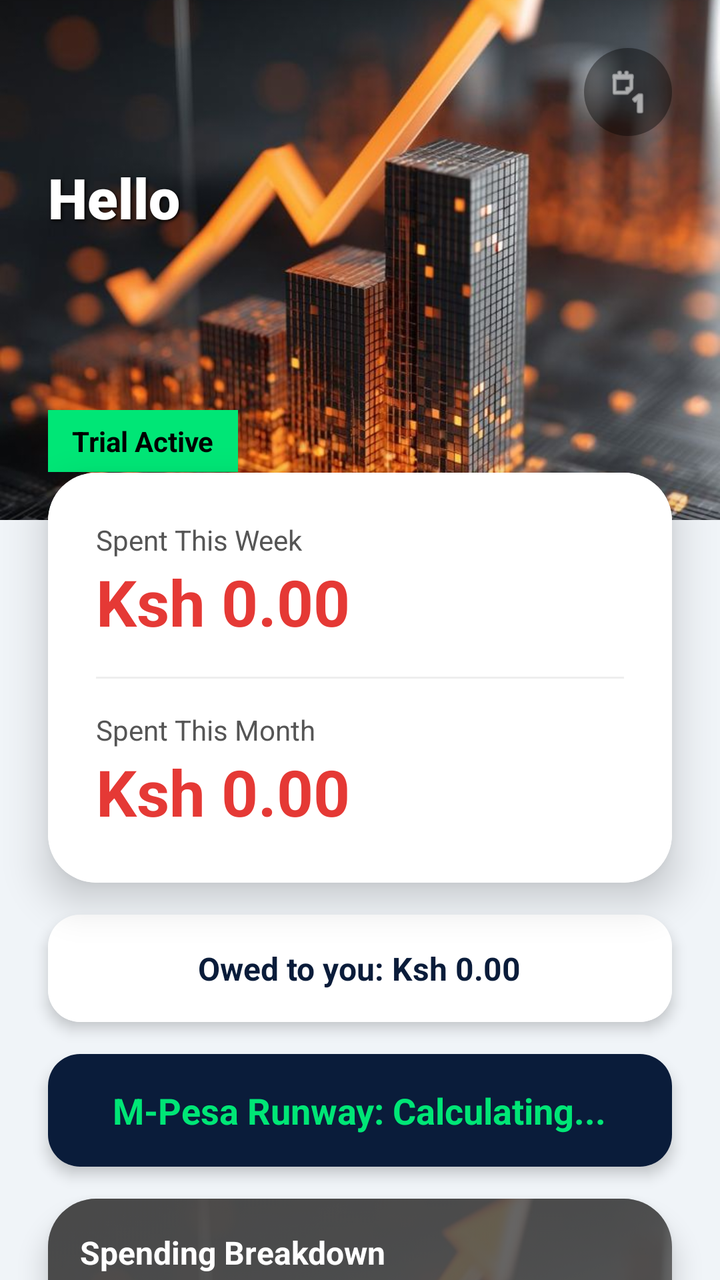
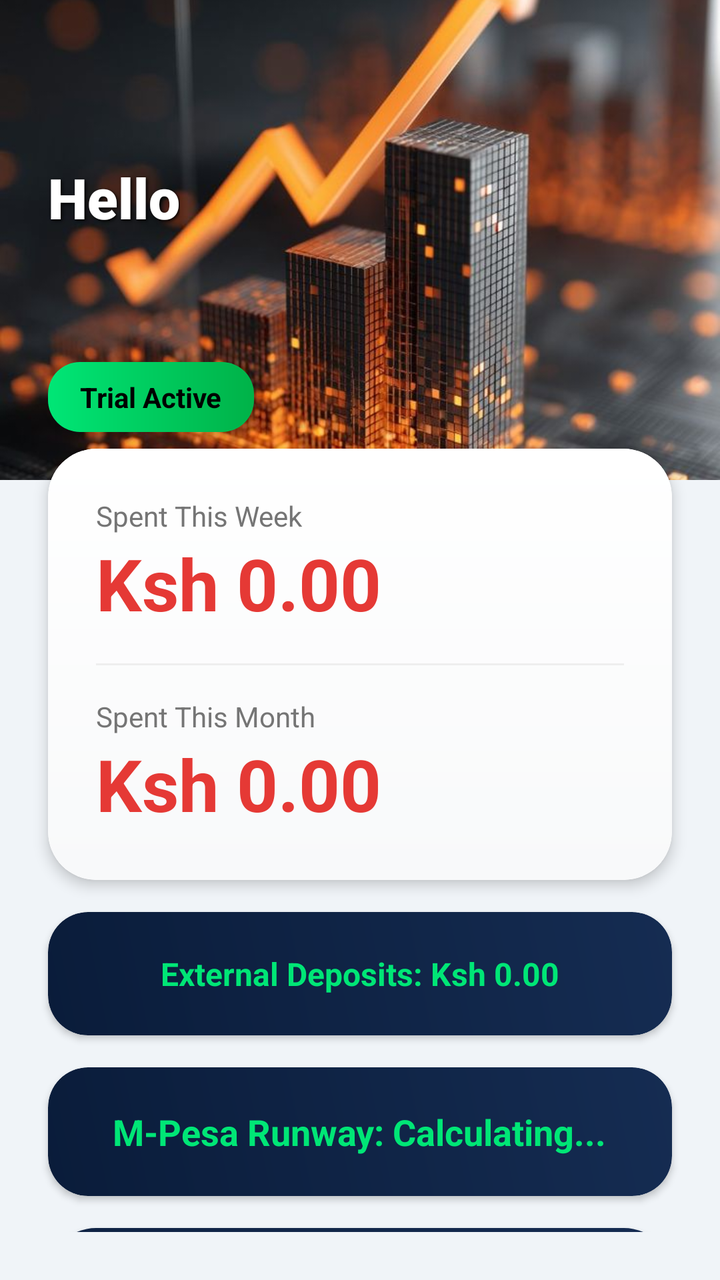

An Android layout rendered at two revisions. The XML below is the earlier revision; the diff shows what the commit changed to produce the second picture.
<!-- AndroidManifest.xml: application theme Theme.MPesaExpenseTracker -->
<!-- res/layout/fragment_home.xml -->
<?xml version="1.0" encoding="utf-8"?>
<androidx.core.widget.NestedScrollView xmlns:android="http://schemas.android.com/apk/res/android"
    xmlns:app="http://schemas.android.com/apk/res-auto"
    android:layout_width="match_parent"
    android:layout_height="match_parent"
    android:background="@color/bg_offwhite">

    <LinearLayout
        android:layout_width="match_parent"
        android:layout_height="wrap_content"
        android:orientation="vertical">

        
        <FrameLayout
            android:layout_width="match_parent"
            android:layout_height="260dp">
            
            <ImageView
                android:id="@+id/imgHomeBg"
                android:layout_width="match_parent"
                android:layout_height="match_parent"
                android:scaleType="centerCrop"
                android:src="@drawable/bg_home" />

            <TextView
                android:id="@+id/tvGreeting"
                android:layout_width="wrap_content"
                android:layout_height="wrap_content"
                android:text="Hello"
                android:textColor="#FFFFFF"
                android:textSize="28sp"
                android:fontFamily="sans-serif-black"
                android:textStyle="bold"
                android:layout_marginStart="24dp"
                android:layout_marginTop="80dp" 
                android:shadowColor="#000000"
                android:shadowDx="2"
                android:shadowDy="2"
                android:shadowRadius="4"/>

            <TextView
                android:id="@+id/tvTrialBadge"
                android:layout_width="wrap_content"
                android:layout_height="wrap_content"
                android:background="@color/emerald"
                android:paddingHorizontal="12dp"
                android:paddingVertical="6dp"
                android:text="Trial Active"
                android:textColor="@color/black"
                android:textStyle="bold"
                android:layout_gravity="bottom"
                android:layout_marginBottom="24dp"
                android:layout_marginStart="24dp"/>

            
            <ImageView
                android:id="@+id/btnThemeToggle"
                android:layout_width="44dp"
                android:layout_height="44dp"
                android:padding="10dp"
                android:src="@android:drawable/ic_menu_day"
                app:tint="#FFFFFF"
                android:background="@drawable/bg_theme_toggle"
                android:elevation="8dp"
                android:layout_gravity="top|end"
                android:layout_marginTop="24dp"
                android:layout_marginEnd="24dp" />
        </FrameLayout>

        
        <androidx.cardview.widget.CardView
            android:layout_width="match_parent"
            android:layout_height="wrap_content"
            android:layout_marginHorizontal="24dp"
            android:layout_marginTop="-24dp"
            app:cardCornerRadius="24dp"
            app:cardElevation="12dp">
            <LinearLayout
                android:layout_width="match_parent"
                android:layout_height="wrap_content"
                android:orientation="vertical"
                android:padding="24dp"
                android:background="@color/card_white">
                <TextView
                    android:layout_width="wrap_content"
                    android:layout_height="wrap_content"
                    android:text="Spent This Week"
                    android:textColor="@color/text_gray" />
                <TextView
                    android:id="@+id/tvWeekTotal"
                    android:layout_width="wrap_content"
                    android:layout_height="wrap_content"
                    android:text="Ksh 0.00"
                    android:textColor="@color/expense_red"
                    android:textSize="32sp"
                    android:textStyle="bold" />
                <View
                    android:layout_width="match_parent"
                    android:layout_height="1dp"
                    android:background="#EEEEEE"
                    android:layout_marginVertical="16dp" />
                <TextView
                    android:layout_width="wrap_content"
                    android:layout_height="wrap_content"
                    android:text="Spent This Month"
                    android:textColor="@color/text_gray" />
                <TextView
                    android:id="@+id/tvMonthTotal"
                    android:layout_width="wrap_content"
                    android:layout_height="wrap_content"
                    android:text="Ksh 0.00"
                    android:textColor="@color/expense_red"
                    android:textSize="32sp"
                    android:textStyle="bold" />
            </LinearLayout>
        </androidx.cardview.widget.CardView>

        
        <androidx.cardview.widget.CardView
            android:layout_width="match_parent"
            android:layout_height="wrap_content"
            android:layout_marginHorizontal="24dp"
            android:layout_marginTop="16dp"
            app:cardCornerRadius="16dp"
            app:cardElevation="4dp">
            <LinearLayout
                android:layout_width="match_parent"
                android:layout_height="wrap_content"
                android:padding="16dp"
                android:gravity="center"
                android:background="@color/card_white">
                <TextView
                    android:id="@+id/tvLoansOwed"
                    android:layout_width="wrap_content"
                    android:layout_height="wrap_content"
                    android:text="Owed to you: Ksh 0.00"
                    android:textSize="16sp"
                    android:textStyle="bold"
                    android:textColor="@color/royal_blue" />
            </LinearLayout>
        </androidx.cardview.widget.CardView>

        
        <androidx.cardview.widget.CardView
            android:layout_width="match_parent"
            android:layout_height="wrap_content"
            android:layout_marginHorizontal="24dp"
            android:layout_marginTop="16dp"
            app:cardCornerRadius="16dp"
            app:cardElevation="4dp">
            <LinearLayout
                android:layout_width="match_parent"
                android:layout_height="wrap_content"
                android:padding="16dp"
                android:gravity="center"
                android:background="@color/royal_blue">
                <TextView
                    android:id="@+id/tvRunway"
                    android:layout_width="wrap_content"
                    android:layout_height="wrap_content"
                    android:text="M-Pesa Runway: Calculating..."
                    android:textSize="18sp"
                    android:textStyle="bold"
                    android:textColor="@color/emerald" />
            </LinearLayout>
        </androidx.cardview.widget.CardView>

        
        <androidx.cardview.widget.CardView
            android:layout_width="match_parent"
            android:layout_height="wrap_content"
            android:layout_marginHorizontal="24dp"
            android:layout_marginTop="16dp"
            app:cardCornerRadius="24dp"
            app:cardElevation="8dp">
            <FrameLayout
                android:layout_width="match_parent"
                android:layout_height="280dp">
                <ImageView
                    android:layout_width="match_parent"
                    android:layout_height="match_parent"
                    android:scaleType="centerCrop"
                    android:src="@drawable/bg_home"
                    android:alpha="0.3" />
                <View
                    android:layout_width="match_parent"
                    android:layout_height="match_parent"
                    android:background="#99000000" />
                <LinearLayout
                    android:layout_width="match_parent"
                    android:layout_height="match_parent"
                    android:orientation="vertical"
                    android:padding="16dp">
                    <TextView
                        android:layout_width="wrap_content"
                        android:layout_height="wrap_content"
                        android:text="Spending Breakdown"
                        android:textSize="16sp"
                        android:textStyle="bold"
                        android:textColor="#FFFFFF"
                        android:layout_marginBottom="8dp" />
                    <com.novanest.mpesatracker.BarChartView
                        android:id="@+id/barChart"
                        android:layout_width="match_parent"
                        android:layout_height="match_parent" />
                </LinearLayout>
            </FrameLayout>
        </androidx.cardview.widget.CardView>

        
        <Button
            android:id="@+id/btnDownloadReport"
            android:layout_width="match_parent"
            android:layout_height="56dp"
            android:layout_marginHorizontal="24dp"
            android:layout_marginTop="16dp"
            android:text="Download Report (CSV)"
            android:textColor="@color/black"
            android:backgroundTint="@color/emerald"
            app:cornerRadius="16dp" />

        
        <androidx.cardview.widget.CardView
            android:id="@+id/cardAdvisory"
            android:layout_width="match_parent"
            android:layout_height="wrap_content"
            android:layout_marginHorizontal="24dp"
            android:layout_marginTop="16dp"
            android:layout_marginBottom="32dp"
            app:cardCornerRadius="16dp"
            app:cardElevation="6dp"
            app:cardBackgroundColor="@color/royal_blue">
            <LinearLayout
                android:layout_width="match_parent"
                android:layout_height="wrap_content"
                android:orientation="horizontal"
                android:padding="20dp"
                android:gravity="center_vertical">
                <ImageView
                    android:layout_width="32dp"
                    android:layout_height="32dp"
                    android:src="@android:drawable/ic_menu_myplaces"
                    app:tint="@color/emerald" />
                <LinearLayout
                    android:layout_width="0dp"
                    android:layout_height="wrap_content"
                    android:layout_weight="1"
                    android:orientation="vertical"
                    android:layout_marginStart="16dp">
                    <TextView
                        android:layout_width="wrap_content"
                        android:layout_height="wrap_content"
                        android:text="Novafinance Advisory"
                        android:textColor="@color/emerald"
                        android:textStyle="bold"
                        android:textSize="16sp" />
                    <TextView
                        android:layout_width="wrap_content"
                        android:layout_height="wrap_content"
                        android:text="Tap to view investment plans"
                        android:textColor="#CCCCCC"
                        android:textSize="12sp" />
                </LinearLayout>
            </LinearLayout>
        </androidx.cardview.widget.CardView>

    </LinearLayout>
</androidx.core.widget.NestedScrollView>
<!-- resources referenced by this layout -->
<resources>
  <color name="bg_offwhite">#F0F4F8</color>
  <color name="black">#000000</color>
  <color name="card_white">#FFFFFF</color>
  <color name="emerald">#00E676</color>
  <color name="expense_red">#E53935</color>
  <color name="royal_blue">#0A1C3A</color>
  <color name="text_gray">#555555</color>
  <!-- drawable bg_home: jpg bitmap (drawable, 78848 bytes) -->
  <!-- drawable bg_theme_toggle (drawable) -->
  <?xml version="1.0" encoding="utf-8"?>
  <shape xmlns:android="http://schemas.android.com/apk/res/android" android:shape="oval">
      <solid android:color="#66000000" /> 
  </shape>
  <style name="Theme.MPesaExpenseTracker" parent="Theme.Material3.Light.NoActionBar">
          <item name="colorPrimary">@color/royal_blue</item>
          <item name="colorPrimaryDark">@color/black</item>
          <item name="colorSecondary">@color/emerald</item>
          <item name="android:windowBackground">@color/bg_offwhite</item>
          <item name="android:statusBarColor">@color/royal_blue</item>
          <item name="android:navigationBarColor">@color/royal_blue</item>
          <item name="android:windowLightNavigationBar">false</item>
      </style>
</resources>

<!-- the commit's change to res/layout/fragment_home.xml (unified diff, before → after) -->
@@ -3,25 +3,23 @@
     xmlns:app="http://schemas.android.com/apk/res-auto"
     android:layout_width="match_parent"
     android:layout_height="match_parent"
-    android:background="@color/bg_offwhite">
+    android:background="#F0F4F8"
+    android:paddingBottom="24dp">
 
     <LinearLayout
         android:layout_width="match_parent"
         android:layout_height="wrap_content"
         android:orientation="vertical">
 
-        
         <FrameLayout
             android:layout_width="match_parent"
-            android:layout_height="260dp">
-            
+            android:layout_height="240dp">
             <ImageView
                 android:id="@+id/imgHomeBg"
                 android:layout_width="match_parent"
                 android:layout_height="match_parent"
                 android:scaleType="centerCrop"
                 android:src="@drawable/bg_home" />
-
             <TextView
                 android:id="@+id/tvGreeting"
                 android:layout_width="wrap_content"
@@ -32,39 +30,25 @@
                 android:fontFamily="sans-serif-black"
                 android:textStyle="bold"
                 android:layout_marginStart="24dp"
-                android:layout_marginTop="80dp" 
+                android:layout_marginTop="80dp"
                 android:shadowColor="#000000"
                 android:shadowDx="2"
                 android:shadowDy="2"
                 android:shadowRadius="4"/>
-
             <TextView
                 android:id="@+id/tvTrialBadge"
                 android:layout_width="wrap_content"
                 android:layout_height="wrap_content"
-                android:background="@color/emerald"
-                android:paddingHorizontal="12dp"
-                android:paddingVertical="6dp"
+                android:background="@drawable/bg_btn_emerald"
+                android:paddingHorizontal="16dp"
+                android:paddingVertical="8dp"
                 android:text="Trial Active"
-                android:textColor="@color/black"
+                android:textColor="#000000"
                 android:textStyle="bold"
                 android:layout_gravity="bottom"
                 android:layout_marginBottom="24dp"
-                android:layout_marginStart="24dp"/>
-
-            
-            <ImageView
-                android:id="@+id/btnThemeToggle"
-                android:layout_width="44dp"
-                android:layout_height="44dp"
-                android:padding="10dp"
-                android:src="@android:drawable/ic_menu_day"
-                app:tint="#FFFFFF"
-                android:background="@drawable/bg_theme_toggle"
-                android:elevation="8dp"
-                android:layout_gravity="top|end"
-                android:layout_marginTop="24dp"
-                android:layout_marginEnd="24dp" />
+                android:layout_marginStart="24dp"
+                android:elevation="4dp"/>
         </FrameLayout>
 
         
@@ -72,46 +56,23 @@
             android:layout_width="match_parent"
             android:layout_height="wrap_content"
             android:layout_marginHorizontal="24dp"
-            android:layout_marginTop="-24dp"
+            android:layout_marginTop="-16dp"
             app:cardCornerRadius="24dp"
-            app:cardElevation="12dp">
+            app:cardElevation="4dp"
+            android:foreground="?attr/selectableItemBackground"
+            android:clickable="true"
+            android:focusable="true">
             <LinearLayout
                 android:layout_width="match_parent"
                 android:layout_height="wrap_content"
                 android:orientation="vertical"
                 android:padding="24dp"
-                android:background="@color/card_white">
-                <TextView
-                    android:layout_width="wrap_content"
-                    android:layout_height="wrap_content"
-                    android:text="Spent This Week"
-                    android:textColor="@color/text_gray" />
-                <TextView
-                    android:id="@+id/tvWeekTotal"
-                    android:layout_width="wrap_content"
-                    android:layout_height="wrap_content"
-                    android:text="Ksh 0.00"
-                    android:textColor="@color/expense_red"
-                    android:textSize="32sp"
-                    android:textStyle="bold" />
-                <View
-                    android:layout_width="match_parent"
-                    android:layout_height="1dp"
-                    android:background="#EEEEEE"
-                    android:layout_marginVertical="16dp" />
-                <TextView
-                    android:layout_width="wrap_content"
-                    android:layout_height="wrap_content"
-                    android:text="Spent This Month"
-                    android:textColor="@color/text_gray" />
-                <TextView
-                    android:id="@+id/tvMonthTotal"
-                    android:layout_width="wrap_content"
-                    android:layout_height="wrap_content"
-                    android:text="Ksh 0.00"
-                    android:textColor="@color/expense_red"
-                    android:textSize="32sp"
-                    android:textStyle="bold" />
+                android:background="@drawable/bg_card_white">
+                <TextView android:layout_width="wrap_content" android:layout_height="wrap_content" android:text="Spent This Week" android:textColor="#757575" android:textSize="14sp"/>
+                <TextView android:id="@+id/tvWeekTotal" android:layout_width="wrap_content" android:layout_height="wrap_content" android:text="Ksh 0.00" android:textColor="#E53935" android:textSize="36sp" android:textStyle="bold" />
+                <View android:layout_width="match_parent" android:layout_height="1dp" android:background="#EEEEEE" android:layout_marginVertical="16dp" />
+                <TextView android:layout_width="wrap_content" android:layout_height="wrap_content" android:text="Spent This Month" android:textColor="#757575" android:textSize="14sp"/>
+                <TextView android:id="@+id/tvMonthTotal" android:layout_width="wrap_content" android:layout_height="wrap_content" android:text="Ksh 0.00" android:textColor="#E53935" android:textSize="36sp" android:textStyle="bold" />
             </LinearLayout>
         </androidx.cardview.widget.CardView>
 
@@ -121,22 +82,25 @@
             android:layout_height="wrap_content"
             android:layout_marginHorizontal="24dp"
             android:layout_marginTop="16dp"
-            app:cardCornerRadius="16dp"
-            app:cardElevation="4dp">
+            app:cardCornerRadius="20dp"
+            app:cardElevation="2dp"
+            android:foreground="?attr/selectableItemBackground"
+            android:clickable="true"
+            android:focusable="true">
             <LinearLayout
                 android:layout_width="match_parent"
                 android:layout_height="wrap_content"
-                android:padding="16dp"
+                android:padding="20dp"
                 android:gravity="center"
-                android:background="@color/card_white">
+                android:background="@drawable/bg_card_blue">
                 <TextView
-                    android:id="@+id/tvLoansOwed"
+                    android:id="@+id/tvExternalDeposits"
                     android:layout_width="wrap_content"
                     android:layout_height="wrap_content"
-                    android:text="Owed to you: Ksh 0.00"
+                    android:text="External Deposits: Ksh 0.00"
                     android:textSize="16sp"
                     android:textStyle="bold"
-                    android:textColor="@color/royal_blue" />
+                    android:textColor="#00E676" />
             </LinearLayout>
         </androidx.cardview.widget.CardView>
 
@@ -146,14 +110,17 @@
             android:layout_height="wrap_content"
             android:layout_marginHorizontal="24dp"
             android:layout_marginTop="16dp"
-            app:cardCornerRadius="16dp"
-            app:cardElevation="4dp">
+            app:cardCornerRadius="20dp"
+            app:cardElevation="2dp"
+            android:foreground="?attr/selectableItemBackground"
+            android:clickable="true"
+            android:focusable="true">
             <LinearLayout
                 android:layout_width="match_parent"
                 android:layout_height="wrap_content"
-                android:padding="16dp"
+                android:padding="20dp"
                 android:gravity="center"
-                android:background="@color/royal_blue">
+                android:background="@drawable/bg_card_blue">
                 <TextView
                     android:id="@+id/tvRunway"
                     android:layout_width="wrap_content"
@@ -161,7 +128,7 @@
                     android:text="M-Pesa Runway: Calculating..."
                     android:textSize="18sp"
                     android:textStyle="bold"
-                    android:textColor="@color/emerald" />
+                    android:textColor="#00E676" />
             </LinearLayout>
         </androidx.cardview.widget.CardView>
 
@@ -171,96 +138,20 @@
             android:layout_height="wrap_content"
             android:layout_marginHorizontal="24dp"
             android:layout_marginTop="16dp"
+            android:layout_marginBottom="24dp"
             app:cardCornerRadius="24dp"
-            app:cardElevation="8dp">
-            <FrameLayout
-                android:layout_width="match_parent"
-                android:layout_height="280dp">
-                <ImageView
-                    android:layout_width="match_parent"
-                    android:layout_height="match_parent"
-                    android:scaleType="centerCrop"
-                    android:src="@drawable/bg_home"
-                    android:alpha="0.3" />
-                <View
-                    android:layout_width="match_parent"
-                    android:layout_height="match_parent"
-                    android:background="#99000000" />
-                <LinearLayout
-                    android:layout_width="match_parent"
-                    android:layout_height="match_parent"
-                    android:orientation="vertical"
-                    android:padding="16dp">
-                    <TextView
-                        android:layout_width="wrap_content"
-                        android:layout_height="wrap_content"
-                        android:text="Spending Breakdown"
-                        android:textSize="16sp"
-                        android:textStyle="bold"
-                        android:textColor="#FFFFFF"
-                        android:layout_marginBottom="8dp" />
-                    <com.novanest.mpesatracker.BarChartView
-                        android:id="@+id/barChart"
-                        android:layout_width="match_parent"
-                        android:layout_height="match_parent" />
-                </LinearLayout>
-            </FrameLayout>
-        </androidx.cardview.widget.CardView>
-
-        
-        <Button
-            android:id="@+id/btnDownloadReport"
-            android:layout_width="match_parent"
-            android:layout_height="56dp"
-            android:layout_marginHorizontal="24dp"
-            android:layout_marginTop="16dp"
-            android:text="Download Report (CSV)"
-            android:textColor="@color/black"
-            android:backgroundTint="@color/emerald"
-            app:cornerRadius="16dp" />
-
-        
-        <androidx.cardview.widget.CardView
-            android:id="@+id/cardAdvisory"
-            android:layout_width="match_parent"
-            android:layout_height="wrap_content"
-            android:layout_marginHorizontal="24dp"
-            android:layout_marginTop="16dp"
-            android:layout_marginBottom="32dp"
-            app:cardCornerRadius="16dp"
-            app:cardElevation="6dp"
-            app:cardBackgroundColor="@color/royal_blue">
+            app:cardElevation="4dp">
             <LinearLayout
                 android:layout_width="match_parent"
                 android:layout_height="wrap_content"
-                android:orientation="horizontal"
-                android:padding="20dp"
-                android:gravity="center_vertical">
-                <ImageView
-                    android:layout_width="32dp"
-                    android:layout_height="32dp"
-                    android:src="@android:drawable/ic_menu_myplaces"
-                    app:tint="@color/emerald" />
-                <LinearLayout
-                    android:layout_width="0dp"
-                    android:layout_height="wrap_content"
-                    android:layout_weight="1"
-                    android:orientation="vertical"
-                    android:layout_marginStart="16dp">
-                    <TextView
-                        android:layout_width="wrap_content"
-                        android:layout_height="wrap_content"
-                        android:text="Novafinance Advisory"
-                        android:textColor="@color/emerald"
-                        android:textStyle="bold"
-                        android:textSize="16sp" />
-                    <TextView
-                        android:layout_width="wrap_content"
-                        android:layout_height="wrap_content"
-                        android:text="Tap to view investment plans"
-                        android:textColor="#CCCCCC"
-                        android:textSize="12sp" />
-                </LinearLayout>
+                android:orientation="vertical"
+                android:padding="24dp"
+                android:background="@drawable/bg_card_blue">
+                <TextView android:layout_width="wrap_content" android:layout_height="wrap_content" android:text="Daily Spending" android:textColor="#FFFFFF" android:textStyle="bold" android:layout_marginBottom="16dp"/>
+                <com.novanest.mpesatracker.BarChartView
+                    android:id="@+id/barChart"
+                    android:layout_width="match_parent"
+                    android:layout_height="180dp" />
             </LinearLayout>
         </androidx.cardview.widget.CardView>
 
<!-- resource entries referenced after the edit -->
@@ -1,26 +1,31 @@
 <!-- resources referenced by this layout -->
 <resources>
-  <color name="bg_offwhite">#F0F4F8</color>
-  <color name="black">#000000</color>
-  <color name="card_white">#FFFFFF</color>
-  <color name="emerald">#00E676</color>
-  <color name="expense_red">#E53935</color>
-  <color name="royal_blue">#0A1C3A</color>
-  <color name="text_gray">#555555</color>
+  <!-- drawable bg_btn_emerald (drawable) -->
+  <?xml version="1.0" encoding="utf-8"?>
+  <shape xmlns:android="http://schemas.android.com/apk/res/android" android:shape="rectangle">
+      <gradient android:startColor="#00E676" android:endColor="#00B248" android:angle="0" />
+      <corners android:radius="16dp" />
+  </shape>
+  <!-- drawable bg_card_blue (drawable) -->
+  <?xml version="1.0" encoding="utf-8"?>
+  <shape xmlns:android="http://schemas.android.com/apk/res/android" android:shape="rectangle">
+      <gradient android:startColor="#0A1C3A" android:endColor="#152C52" android:angle="45" />
+      <corners android:radius="20dp" />
+  </shape>
+  <!-- drawable bg_card_white (drawable) -->
+  <?xml version="1.0" encoding="utf-8"?>
+  <shape xmlns:android="http://schemas.android.com/apk/res/android" android:shape="rectangle">
+      <gradient android:startColor="#FFFFFF" android:endColor="#F8F9FA" android:angle="270" />
+      <corners android:radius="24dp" />
+  </shape>
   <!-- drawable bg_home: jpg bitmap (drawable, 78848 bytes) -->
-  <!-- drawable bg_theme_toggle (drawable) -->
-  <?xml version="1.0" encoding="utf-8"?>
-  <shape xmlns:android="http://schemas.android.com/apk/res/android" android:shape="oval">
-      <solid android:color="#66000000" /> 
-  </shape>
   <style name="Theme.MPesaExpenseTracker" parent="Theme.Material3.Light.NoActionBar">
-          <item name="colorPrimary">@color/royal_blue</item>
-          <item name="colorPrimaryDark">@color/black</item>
-          <item name="colorSecondary">@color/emerald</item>
-          <item name="android:windowBackground">@color/bg_offwhite</item>
-          <item name="android:statusBarColor">@color/royal_blue</item>
-          <item name="android:navigationBarColor">@color/royal_blue</item>
-          <item name="android:windowLightNavigationBar">false</item>
+          <item name="colorPrimary">#0A1C3A</item>
+          <item name="colorPrimaryDark">#000000</item>
+          <item name="colorSecondary">#00E676</item>
+          <item name="android:windowBackground">#F0F4F8</item>
+          <item name="android:statusBarColor">#0A1C3A</item>
+          <item name="android:forceDarkAllowed">false</item>
       </style>
 </resources>
 
